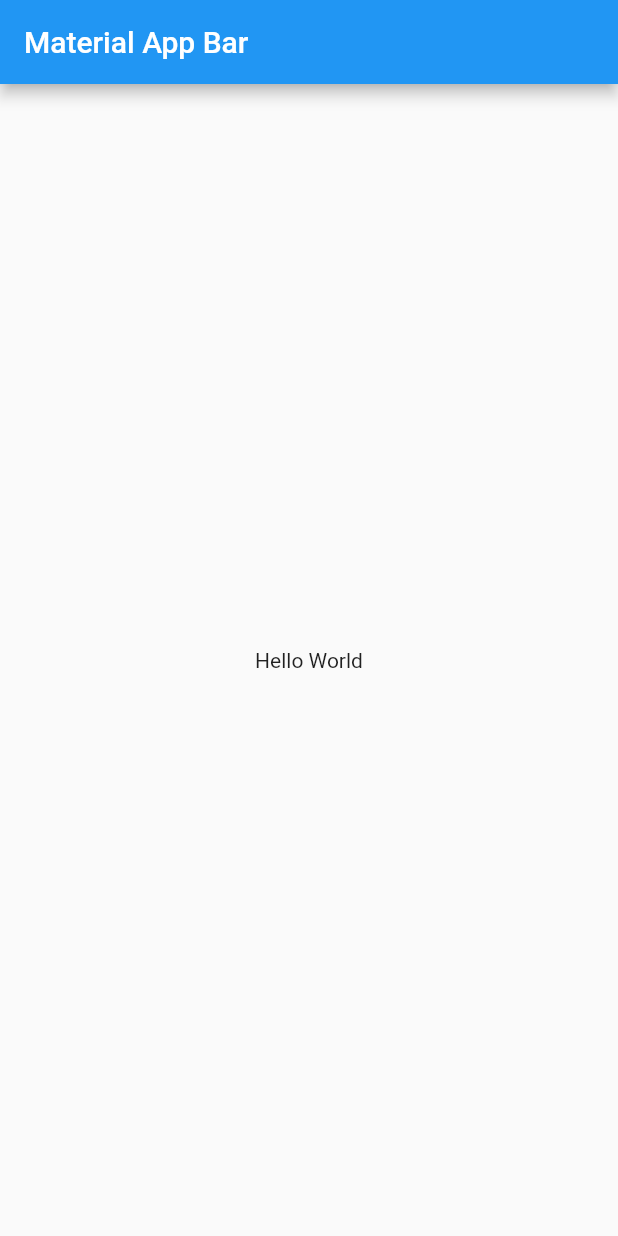
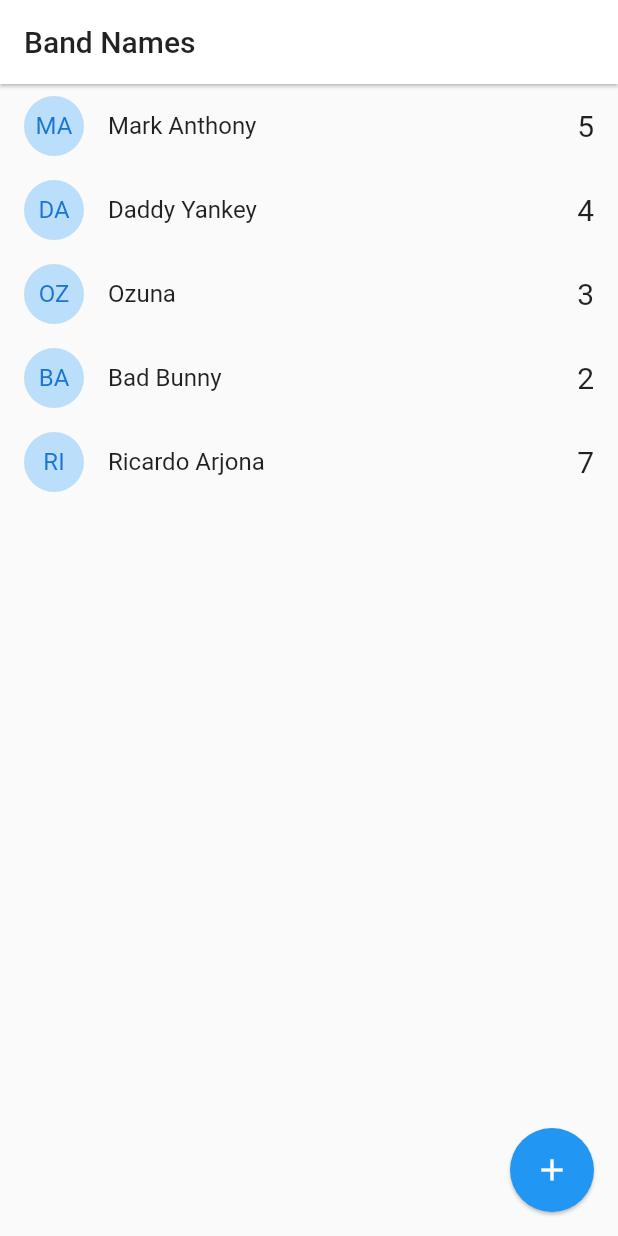
Before and after one commit to GV-Oscar/band_names, a Flutter app: the screen it shows after launch, on a phone screen of 412 x 824 dp. Run offline on Flutter 3.47's test engine with Material 2 defaults, Android fonts, the phone set to English and light mode, and no system bars.

Commit message:
Se agrego UI HomePage

```diff
--- a/lib/main.dart
+++ b/lib/main.dart
@@ -1,3 +1,4 @@
+import 'package:band_names/pages/home_page.dart';
 import 'package:flutter/material.dart';
 
 void main() => runApp(MyApp());
@@ -6,17 +7,12 @@ class MyApp extends StatelessWidget {
   @override
   Widget build(BuildContext context) {
     return MaterialApp(
+      debugShowCheckedModeBanner: false,
       title: 'Material App',
-      home: Scaffold(
-        appBar: AppBar(
-          title: Text('Material App Bar'),
-        ),
-        body: Center(
-          child: Container(
-            child: Text('Hello World'),
-          ),
-        ),
-      ),
+      initialRoute: 'home',
+      routes: {
+        'home' : (_) => HomePage(),
+      },
     );
   }
 }
--- /dev/null
+++ b/lib/models/band.dart
@@ -0,0 +1,14 @@
+class Band {
+  String id;
+  String name;
+  int votes;
+
+  Band({required this.id, required this.name, required this.votes});
+
+  factory Band.fromMap(Map<String, dynamic> obj) =>
+      Band(
+        id: obj['id'],
+        name: obj['name'],
+        votes: obj['votes']
+      );
+}
--- /dev/null
+++ b/lib/pages/home_page.dart
@@ -0,0 +1,55 @@
+import 'package:band_names/models/band.dart';
+import 'package:flutter/material.dart';
+
+class HomePage extends StatelessWidget {
+  List<Band> bands = [
+    Band(id: '1', name: 'Mark Anthony', votes: 5),
+    Band(id: '2', name: 'Daddy Yankey', votes: 4),
+    Band(id: '3', name: 'Ozuna', votes: 3),
+    Band(id: '4', name: 'Bad Bunny', votes: 2),
+    Band(id: '5', name: 'Ricardo Arjona', votes: 7)
+  ];
+
+  @override
+  Widget build(BuildContext context) {
+    return Scaffold(
+      appBar: AppBar(
+        elevation: 1.0,
+        title: Text(
+          'Band Names',
+          style: TextStyle(color: Colors.black87),
+        ),
+        backgroundColor: Colors.white,
+      ),
+      body: ListView.builder(
+          itemCount: bands.length,
+          itemBuilder: (context, i) => _bandItem(bands[i])),
+      floatingActionButton: FloatingActionButton(
+          child: Icon(Icons.add),
+          tooltip: 'Agregar nueva banda',
+          elevation: 1.0,
+          onPressed: addNewBand),
+    );
+  }
+
+  ListTile _bandItem(Band band) {
+    return ListTile(
+      leading: CircleAvatar(
+        child: Text(band.name.substring(0, 2).toUpperCase()),
+        backgroundColor: Colors.blue[100],
+      ),
+      title: Text('${band.name}'),
+      trailing: Text(
+        '${band.votes}',
+        style: TextStyle(fontSize: 20),
+      ),
+      onTap: () {
+        print(band.name);
+      },
+    );
+  }
+
+  addNewBand() {
+    print('addNewBand');
+  }
+}
```
